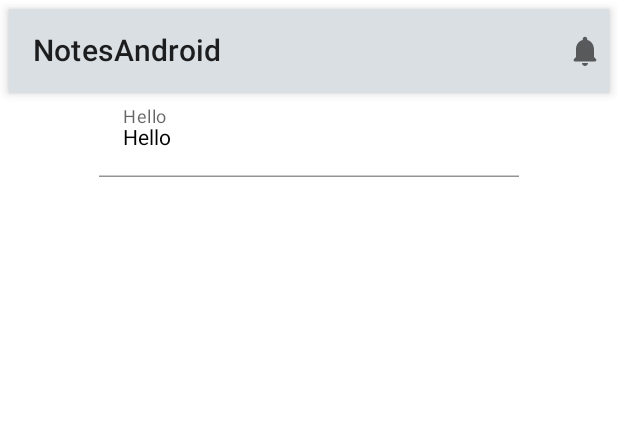
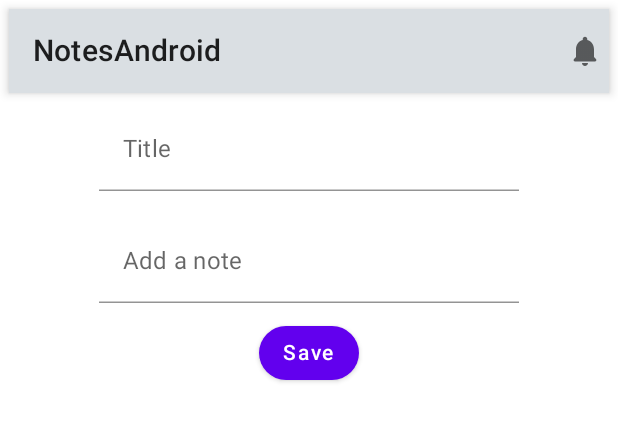
Before and after one commit to FUKA-INNOVATIONS/NotesAndroid, an Android app built with Jetpack Compose: the @Preview function NotesScreenPreview, on a phone screen of 412 x 824 dp. Shown: the top 421 px of the screen. Run offline under Robolectric (Android 15) with nearby library versions, the phone set to English and light mode, and no system bars.

Commit message:
done form

```diff
--- a/app/src/main/java/com/example/notesandroid/MainActivity.kt
+++ b/app/src/main/java/com/example/notesandroid/MainActivity.kt
@@ -9,6 +9,7 @@ import androidx.compose.material.Surface
 import androidx.compose.runtime.Composable
 import androidx.compose.ui.Modifier
 import androidx.compose.ui.tooling.preview.Preview
+import com.example.notesandroid.screen.NoteScreen
 import com.example.notesandroid.ui.theme.NotesAndroidTheme
 
 class MainActivity : ComponentActivity() {
@@ -20,7 +21,7 @@ class MainActivity : ComponentActivity() {
                     modifier = Modifier.fillMaxSize(),
                     color = MaterialTheme.colors.background
                 ) {
-
+                    NoteScreen()
                 }
             }
         }
--- a/app/src/main/java/com/example/notesandroid/components/NoteComponents.kt
+++ b/app/src/main/java/com/example/notesandroid/components/NoteComponents.kt
@@ -1,7 +1,9 @@
 package com.example.notesandroid.components
 
+import androidx.compose.foundation.shape.CircleShape
 import androidx.compose.foundation.text.KeyboardActions
 import androidx.compose.foundation.text.KeyboardOptions
+import androidx.compose.material.Button
 import androidx.compose.material.Text
 import androidx.compose.material.TextField
 import androidx.compose.material.TextFieldDefaults
@@ -40,3 +42,15 @@ fun NoteInputText(
         modifier = modifier
     )
 }
+
+@Composable
+fun NoteButton(
+    modifier: Modifier = Modifier,
+    text: String,
+    onClick: () -> Unit,
+    enabled: Boolean = true,
+) {
+    Button(onClick =  onClick, shape = CircleShape, enabled = enabled, modifier = modifier ) {
+        Text( text )
+    }
+}
--- a/app/src/main/java/com/example/notesandroid/screen/NoteScreen.kt
+++ b/app/src/main/java/com/example/notesandroid/screen/NoteScreen.kt
@@ -8,7 +8,7 @@ import androidx.compose.material.Text
 import androidx.compose.material.TopAppBar
 import androidx.compose.material.icons.Icons
 import androidx.compose.material.icons.rounded.Notifications
-import androidx.compose.runtime.Composable
+import androidx.compose.runtime.*
 import androidx.compose.ui.Alignment
 import androidx.compose.ui.Modifier
 import androidx.compose.ui.graphics.Color
@@ -16,10 +16,15 @@ import androidx.compose.ui.res.stringResource
 import androidx.compose.ui.tooling.preview.Preview
 import androidx.compose.ui.unit.dp
 import com.example.notesandroid.R
+import com.example.notesandroid.components.NoteButton
 import com.example.notesandroid.components.NoteInputText
 
 @Composable
 fun NoteScreen() {
+    var title by remember { mutableStateOf(value = "") }
+
+    var description by remember { mutableStateOf(value = "") }
+
     Column(modifier = Modifier.padding(6.dp)) {
         TopAppBar(title = {
             Text(text = stringResource(id = R.string.app_name))
@@ -34,7 +39,23 @@ fun NoteScreen() {
             modifier = Modifier.fillMaxWidth(),
             horizontalAlignment = Alignment.CenterHorizontally
         ) {
-            NoteInputText(text = "Hello", label = "Hello", onTextChange = {})
+            NoteInputText(
+                modifier = Modifier.padding(top = 9.dp, bottom = 9.dp),
+                text = title,
+                label = "Title",
+                onTextChange = {
+                    if (it.all { char -> char.isLetter() || char.isWhitespace() }) title = it
+                })
+            NoteInputText(
+                modifier = Modifier.padding(top = 9.dp, bottom = 9.dp),
+                text = description,
+                label = "Add a note",
+                onTextChange = {
+                    if (it.all { char -> char.isLetter() || char.isWhitespace() }) description = it
+                })
+            NoteButton(
+                text = "Save",
+                onClick = { /*TODO*/ })
         }
     }
 }
```
